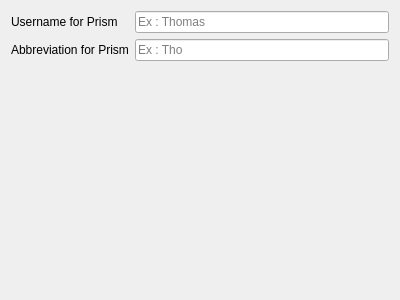
Qt form installer/src/ui/Page_011_SelectLocation.ui (ThomasEscalle/Pipeline_USD_2025-2026_src) before a commit.
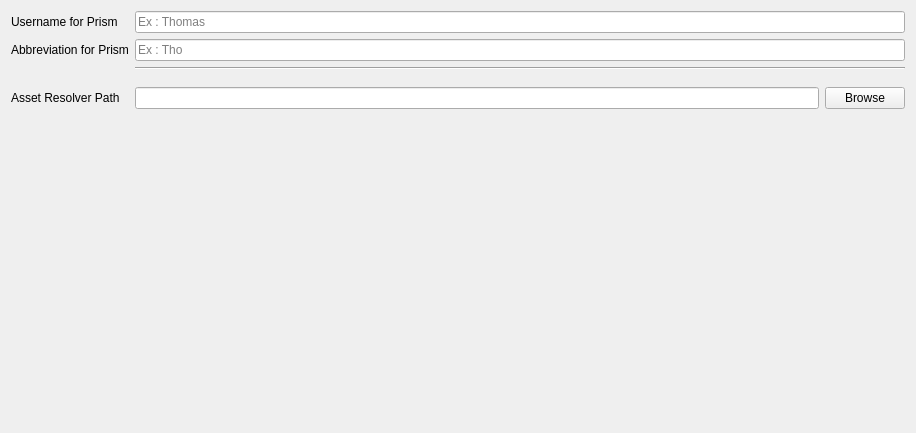
The same form after that commit.

```diff
--- a/installer/src/ui/Page_011_SelectLocation.ui
+++ b/installer/src/ui/Page_011_SelectLocation.ui
@@ -6,8 +6,8 @@
    <rect>
     <x>0</x>
     <y>0</y>
-    <width>400</width>
-    <height>300</height>
+    <width>916</width>
+    <height>433</height>
    </rect>
   </property>
   <property name="windowTitle">
@@ -44,13 +44,45 @@
        </property>
       </widget>
      </item>
+     <item row="2" column="0">
+      <widget class="QLabel" name="label_3">
+       <property name="text">
+        <string/>
+       </property>
+      </widget>
+     </item>
+     <item row="2" column="1">
+      <widget class="Line" name="line">
+       <property name="orientation">
+        <enum>Qt::Horizontal</enum>
+       </property>
+      </widget>
+     </item>
+     <item row="3" column="0">
+      <widget class="QLabel" name="label_4">
+       <property name="text">
+        <string>Asset Resolver Path</string>
+       </property>
+      </widget>
+     </item>
+     <item row="3" column="1">
+      <layout class="QHBoxLayout" name="horizontalLayout">
+       <item>
+        <widget class="QLineEdit" name="le_ArPath"/>
+       </item>
+       <item>
+        <widget class="QPushButton" name="btn_BrowseAR">
+         <property name="text">
+          <string>Browse</string>
+         </property>
+        </widget>
+       </item>
+      </layout>
+     </item>
     </layout>
    </item>
    <item>
     <spacer name="verticalSpacer">
-     <property name="orientation">
-      <enum>Qt::Orientation::Vertical</enum>
-     </property>
      <property name="sizeHint" stdset="0">
       <size>
        <width>20</width>
```
